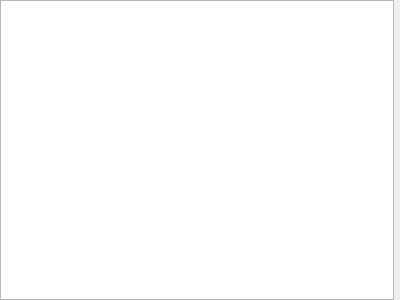
Before: the Qt Designer form paintbufferviewer.ui in KDAB/GammaRay, drawn with Qt 5.
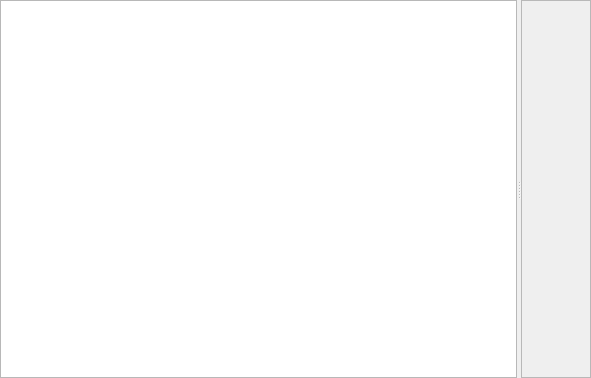
After: the same form once the commit is applied. Custom widgets are drawn as their Qt base class.

Commit message: Put the replay widget into a scroll area.

```diff
--- a/paintbufferviewer.ui
+++ b/paintbufferviewer.ui
@@ -6,8 +6,8 @@
    <rect>
     <x>0</x>
     <y>0</y>
-    <width>400</width>
-    <height>300</height>
+    <width>591</width>
+    <height>378</height>
    </rect>
   </property>
   <layout class="QHBoxLayout" name="horizontalLayout">
@@ -15,15 +15,35 @@
     <number>0</number>
    </property>
    <item>
-    <widget class="QTreeView" name="commandView">
-     <property name="rootIsDecorated">
-      <bool>false</bool>
+    <widget class="QSplitter" name="splitter">
+     <property name="orientation">
+      <enum>Qt::Horizontal</enum>
      </property>
+     <widget class="QTreeView" name="commandView">
+      <property name="rootIsDecorated">
+       <bool>false</bool>
+      </property>
+     </widget>
+     <widget class="QScrollArea" name="scrollArea">
+      <property name="widgetResizable">
+       <bool>true</bool>
+      </property>
+      <property name="alignment">
+       <set>Qt::AlignCenter</set>
+      </property>
+      <widget class="GammaRay::PaintBufferReplayWidget" name="replayWidget">
+       <property name="geometry">
+        <rect>
+         <x>0</x>
+         <y>0</y>
+         <width>182</width>
+         <height>372</height>
+        </rect>
+       </property>
+      </widget>
+     </widget>
     </widget>
    </item>
-   <item>
-    <widget class="GammaRay::PaintBufferReplayWidget" name="replayWidget" native="true"/>
-   </item>
   </layout>
  </widget>
  <customwidgets>
```
The commit also changes 1 other file.
